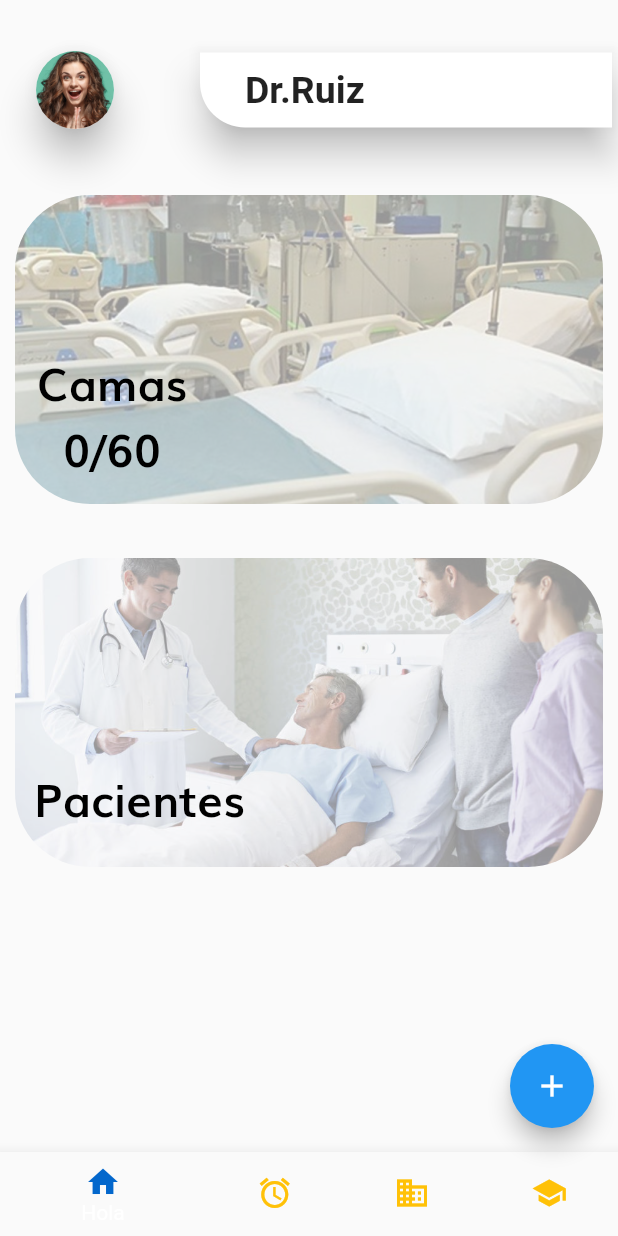
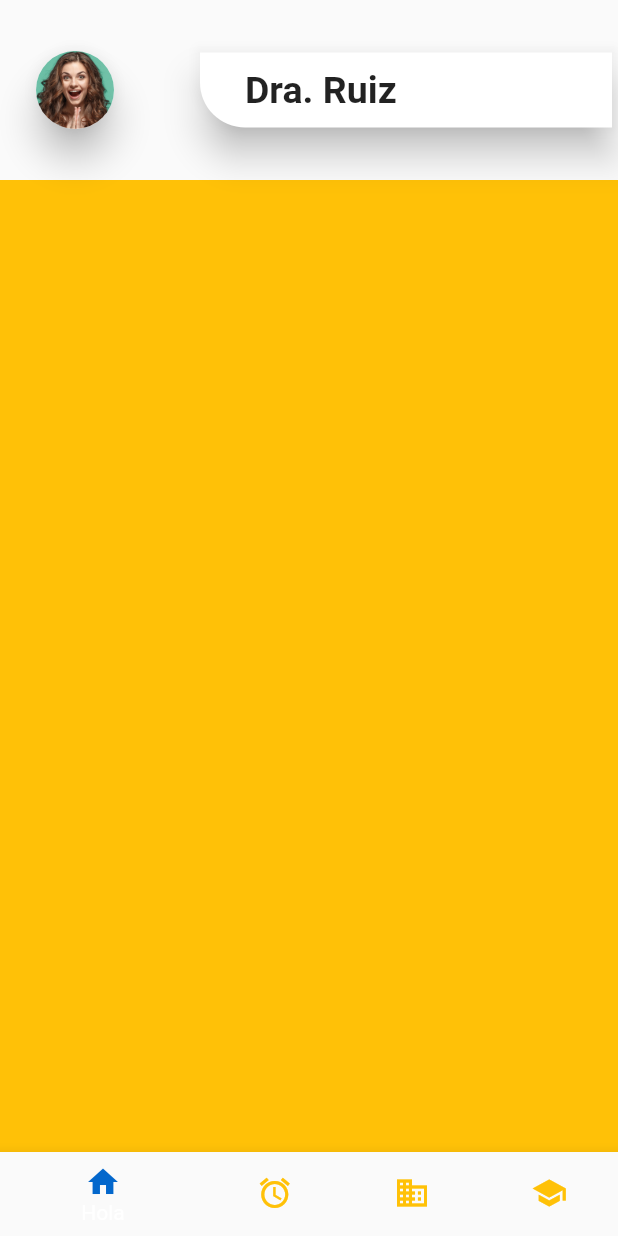
Before and after one commit to FlyingPigsUem/UEM-Analytics-G204, a Flutter app: the screen it shows after launch, after a tap on "Pacientes", on a phone screen of 412 x 824 dp. Run offline on Flutter 3.47's test engine with Material 2 defaults, Android fonts, the phone set to English and light mode, and no system bars; our stand-ins replace cloud_firestore; accounts and stored records are empty.

Commit message:
Added shadows and userListPage canvas

```diff
--- a/smartHospital/lib/colors.dart
+++ b/smartHospital/lib/colors.dart
@@ -2,4 +2,5 @@ import 'dart:ui';
 
 class colors {
   static const mainBlue = Color(0xFF0367CC);
+  static const shadowBlue= Color(0xFF339DFA);
 }
--- a/smartHospital/lib/homePage/camasCard.dart
+++ b/smartHospital/lib/homePage/camasCard.dart
@@ -1,4 +1,5 @@
 import 'package:flutter/material.dart';
+import 'package:smartHospital/colors.dart';
 
 class camasCardWidget extends StatefulWidget {
   camasCardWidget(
@@ -17,19 +18,33 @@ class _camasCardWidgetState extends State<camasCardWidget> {
   Widget build(BuildContext context) {
     return Padding(
       padding: const EdgeInsets.all(10.0),
+      child: Container(
+        decoration: new BoxDecoration(
+          color: Colors.white,
+          borderRadius: new BorderRadius.circular(50.0),
+          boxShadow: [
+            new BoxShadow(
+                color: colors.shadowBlue.withAlpha(50),
+                offset: new Offset(0.0, 10.0),
+                blurRadius: 300.0,
+                spreadRadius: 0.0)
+          ],
+        ),
         child: SizedBox(
           height: widget.phoneHeight / 4,
           child: ClipRRect(
               borderRadius: BorderRadius.circular(50.0),
-
               child: Container(
                 alignment: Alignment.bottomLeft,
                 decoration: BoxDecoration(
                   image: DecorationImage(
-                  image: AssetImage('assets/images/cama.jpg',),
+                    image: AssetImage(
+                      'assets/images/cama.jpg',
+                    ),
                     fit: BoxFit.fitWidth,
                     alignment: Alignment.topCenter,
-                  colorFilter: ColorFilter.mode(Colors.black.withOpacity(0.6), BlendMode.dstOut),
+                    colorFilter: ColorFilter.mode(
+                        Colors.black.withOpacity(0.6), BlendMode.dstOut),
                   ),
                 ),
                 child: Align(
@@ -39,7 +54,7 @@ class _camasCardWidgetState extends State<camasCardWidget> {
                     crossAxisAlignment: CrossAxisAlignment.start,
                     children: [
                       Align(
-                      alignment: Alignment(-0.9,1),
+                        alignment: Alignment(-0.9, 1),
                         child: Column(
                           children: [
                             Text(
@@ -55,7 +70,7 @@ class _camasCardWidgetState extends State<camasCardWidget> {
                                 builder: (context, snapshot) {
                                   if (snapshot.hasData) {
                                     return Text(
-                                    snapshot.data.toString()+'/60',
+                                      snapshot.data.toString() + '/60',
                                       style: TextStyle(
                                           color: Colors.black,
                                           fontWeight: FontWeight.bold,
@@ -82,6 +97,7 @@ class _camasCardWidgetState extends State<camasCardWidget> {
                 ),
               )),
         ),
+      ),
     );
   }
 }
--- a/smartHospital/lib/homePage/homeCardWidget.dart
+++ b/smartHospital/lib/homePage/homeCardWidget.dart
@@ -1,4 +1,5 @@
 import 'package:flutter/material.dart';
+import 'package:smartHospital/colors.dart';
 
 class homeCardWidget extends StatelessWidget {
   homeCardWidget(
@@ -17,12 +18,26 @@ class homeCardWidget extends StatelessWidget {
     return Container(
       child: Padding(
         padding: const EdgeInsets.all(10.0),
+        child: InkWell(
+
+          onTap: onTap,
+          borderRadius: BorderRadius.circular(50.0),
+          child: Container(
+
+            decoration: new BoxDecoration(
+          color: Colors.white,
+          borderRadius: new BorderRadius.circular(50.0),
+          boxShadow: [
+            new BoxShadow(
+                color: colors.shadowBlue.withAlpha(50),
+                offset: new Offset(0.0, 10.0),
+                blurRadius: 300.0,
+                spreadRadius: 0.0)
+          ],
+        ),
             child: SizedBox(
               height: phoneHeight / 4,
               child: ClipRRect(
-              borderRadius: BorderRadius.circular(50.0),
-              child: InkWell(
-                onTap: onTap,
                 borderRadius: BorderRadius.circular(50.0),
                 child: Container(
                   alignment: Alignment.bottomLeft,
@@ -51,7 +66,7 @@ class homeCardWidget extends StatelessWidget {
             ),
           ),
         ),
-
+      ),
     );
   }
 }
--- a/smartHospital/lib/homePage/homePage.dart
+++ b/smartHospital/lib/homePage/homePage.dart
@@ -5,12 +5,17 @@ import 'package:cloud_firestore/cloud_firestore.dart';
 import 'package:smartHospital/homePage/homeCardWidget.dart';
 import 'package:smartHospital/colors.dart';
 import 'package:smartHospital/customTopBar.dart';
+import 'package:smartHospital/userListPage.dart';
 
 /*
 homePage class corresponds to the first Page the user sees once logged in
 It's a StatefulWidget because the number of beds changes on refresh
 */
 class homePage extends StatefulWidget {
+  homePage({@required this.drName, @required this.drImgAsset});
+
+  final String drName;
+  final String drImgAsset;
   @override
   _homePageState createState() => _homePageState();
 }
@@ -42,8 +47,8 @@ class _homePageState extends State<homePage> {
       appBar: PreferredSize(
         preferredSize: Size.fromHeight(120.0),
         child: TopBar(
-          title: 'Dr.Ruiz',
-          img: 'assets/images/Doctor Aux.png',
+          title: widget.drName,
+          img: widget.drImgAsset,
         ),
       ),
       body: RefreshIndicator(
@@ -63,7 +68,13 @@ class _homePageState extends State<homePage> {
               title: 'Pacientes',
               img: 'assets/images/pacientes.jpg',
               onTap: () {
-                print('Taped');
+                Navigator.push(
+                    context,
+                    MaterialPageRoute(
+                        builder: (context) => userListPage(
+                              drName: widget.drName,
+                              drImgAsset: widget.drImgAsset,
+                            )));
               },
             )
           ],
--- a/smartHospital/lib/main.dart
+++ b/smartHospital/lib/main.dart
@@ -10,7 +10,7 @@ class MyApp extends StatelessWidget {
   Widget build(BuildContext context) {
     return MaterialApp(
       title: 'Smart Hospital',
-      home: homePage(),
+      home: homePage(drName: 'Dra. Ruiz', drImgAsset: 'assets/images/Doctor Aux.png'),
     );
   }
 }
--- /dev/null
+++ b/smartHospital/lib/userListPage.dart
@@ -0,0 +1,60 @@
+import 'package:flutter/material.dart';
+import 'package:smartHospital/customTopBar.dart';
+import 'package:smartHospital/colors.dart';
+class userListPage extends StatelessWidget {
+  userListPage({
+    @required this.drName,
+    @required this.drImgAsset,
+  });
+  final String drName;
+  final String drImgAsset;
+  @override
+  Widget build(BuildContext context) {
+    return Scaffold(
+      appBar: PreferredSize(
+
+        preferredSize: Size.fromHeight(120.0),
+        child: TopBar(
+
+          title: drName,
+          img: drImgAsset,
+          onPressed: null,
+        ),
+      ),
+      body: Container(color: Colors.amber),
+
+      bottomNavigationBar: BottomNavigationBar(
+        items: <BottomNavigationBarItem>[
+          BottomNavigationBarItem(
+              label: 'Hola',
+              icon: Icon(
+                Icons.home,
+                color: colors.mainBlue,
+              )),
+          BottomNavigationBarItem(
+              label: 'Hola',
+              icon: Icon(
+                Icons.access_alarm,
+                color: Colors.amber,
+              )),
+          BottomNavigationBarItem(
+            label: 'Hola',
+            icon: Icon(
+              Icons.business,
+              color: Colors.amber,
+            ),
+          ),
+          BottomNavigationBarItem(
+            label: 'Hola',
+            icon: Icon(
+              Icons.school,
+              color: Colors.amber,
+            ),
+          ),
+        ],
+      ),
+    );
+
+
+  }
+}
```
Lines whose indentation alone changed are shown as unchanged.
